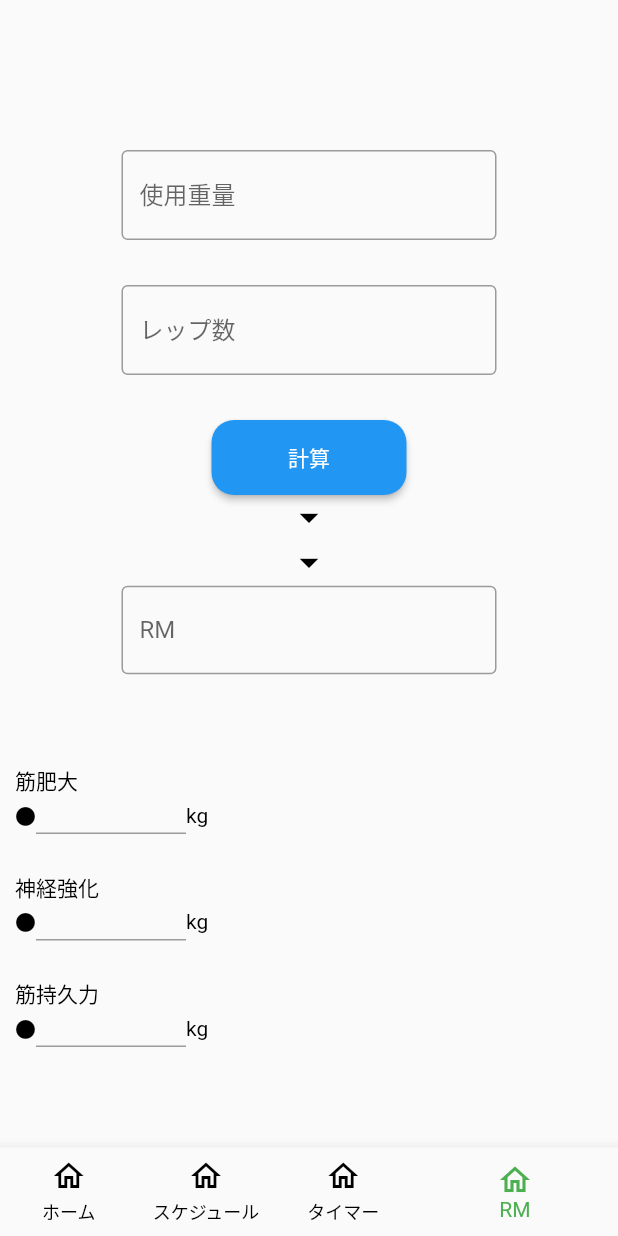
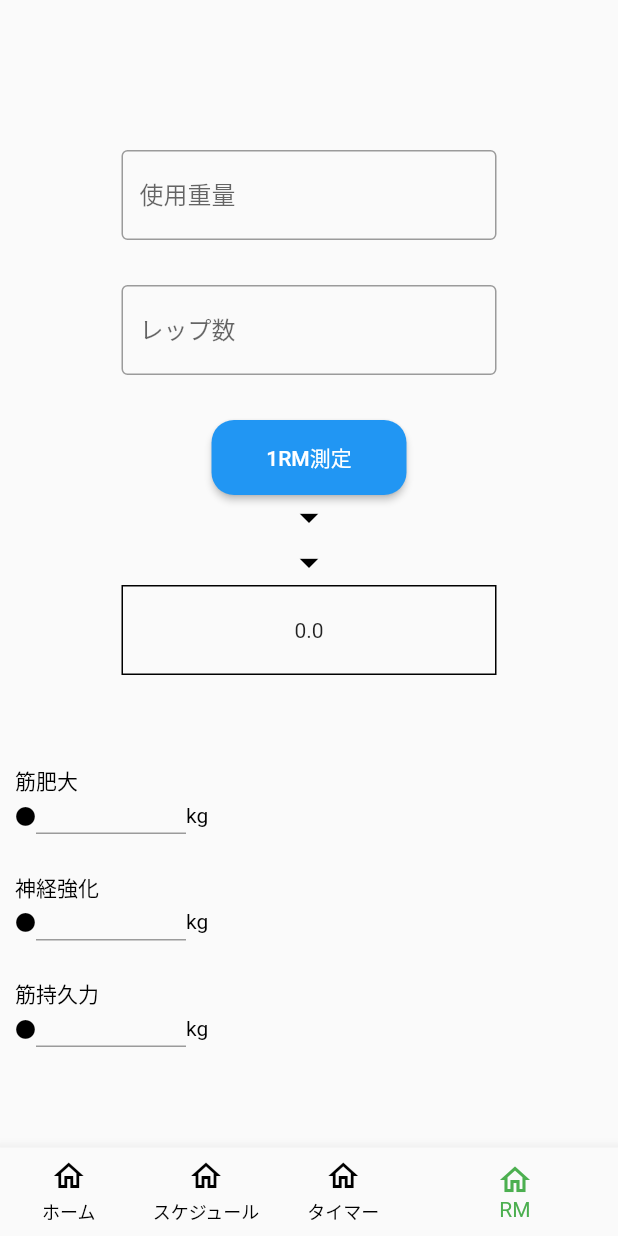
Before and after one commit to yuk1t3ruuuu/fitness, a Flutter app: the screen it shows after launch, item 4 of the bottom bar chosen, on a phone screen of 412 x 824 dp. Run offline on Flutter 3.47's test engine with Material 2 defaults, Android fonts, the phone set to English and light mode, and no system bars.

Commit message:
計算結果の表示処理の実装

```diff
--- a/lib/rm_calc.dart
+++ b/lib/rm_calc.dart
@@ -12,9 +12,12 @@ class _RmCalculatorState extends State<RmCalculator> {
   TextEditingController weight_controller = TextEditingController();
   TextEditingController rep_controller = TextEditingController();
   //ElevateButtonのOppressedの処理でエラーを出さないために仮で使う
-  double _result = 0;
   double a = 0;
   double b = 0;
+  double _weight = 0;
+  double _rep = 0;
+  int base_number = 10;
+
 
 
   @override
@@ -65,13 +68,15 @@ class _RmCalculatorState extends State<RmCalculator> {
               width: 130,
               height: 50,
               child:ElevatedButton(
-                //setStateのところは仮で記述している処理。
-                onPressed: (){setState((){_result = a + b;});},
+                onPressed: () => setState((){
+                  _weight = double.parse(weight_controller.text);
+                  _rep = double.parse(rep_controller.text);
+                }) ,
                 style: ButtonStyle(
                   padding: MaterialStateProperty.all(const EdgeInsets.all(10)),
                   shape: MaterialStateProperty.all(RoundedRectangleBorder(borderRadius: BorderRadius.circular(15)))
               ),
-               child: const Text('計算', style: TextStyle(color: Colors.white))),
+               child: const Text('1RM測定', style: TextStyle(color: Colors.white))),
             )
           ),
           Center(
@@ -83,13 +88,12 @@ class _RmCalculatorState extends State<RmCalculator> {
           Center(
             child: Container(
               alignment: Alignment.center,
+              decoration: BoxDecoration(
+                border: Border.all(color: Colors.black)
+              ),
               width: 250,
               height: 60,
-              child: TextField(
-                controller: rep_controller,
-                //ここのフォームは上記の使用重量とレップ数の計算結果が表示される、そのため一旦仮でフォームだけ作成
-                decoration: InputDecoration(hintText: 'RM', border: OutlineInputBorder()),
-              ),
+              child: Text(((_weight * (1 + (_rep / 40))) * base_number.floor() / base_number).toString()),
             ),
           ),
           SizedBox(height: 60,),
```
